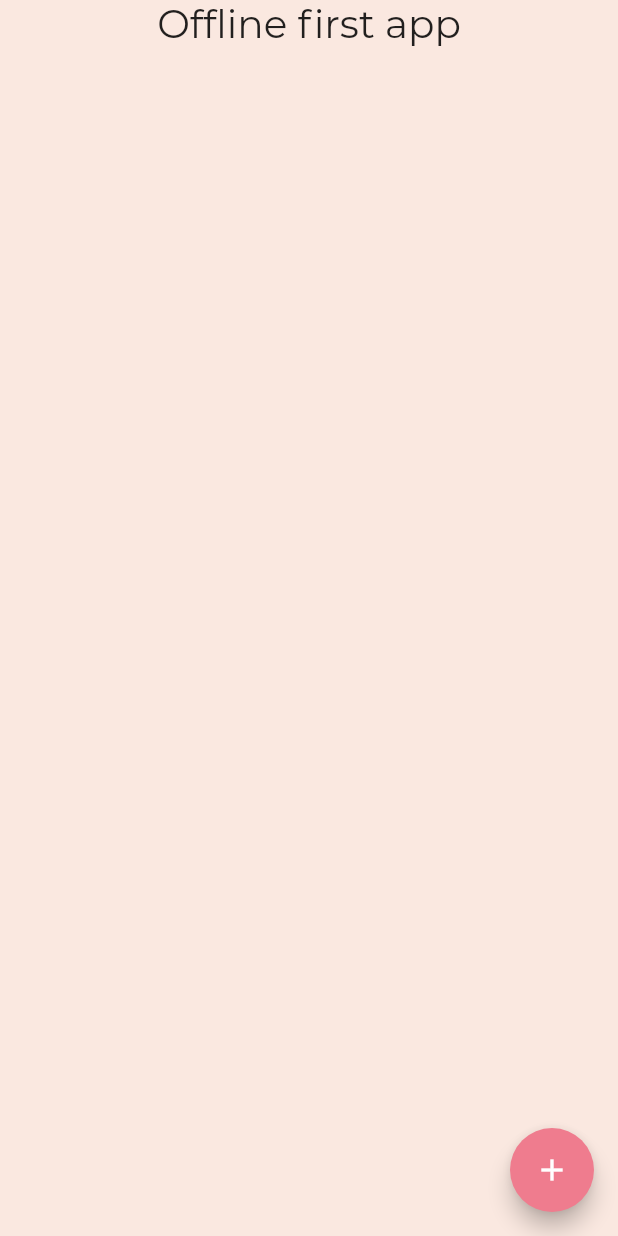
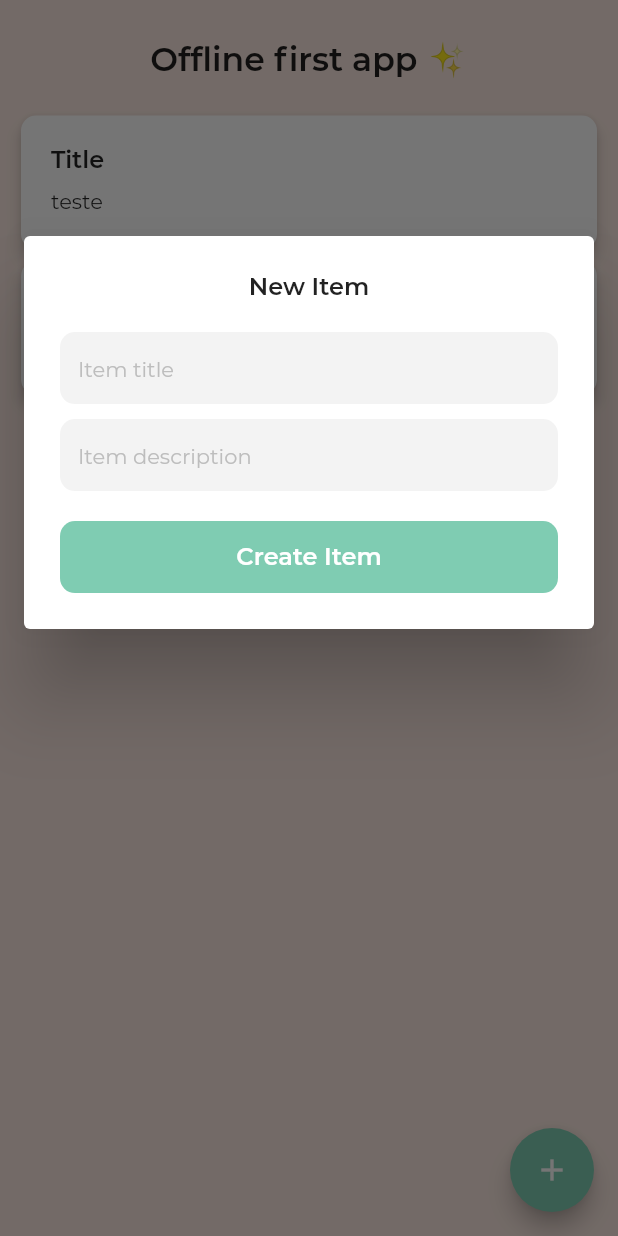
Before and after one commit to GabrielDVpereira/offline-first-flutter, a Flutter app: the screen it shows after launch, after a tap on the "add" icon, on a phone screen of 412 x 824 dp. Run offline on Flutter 3.47's test engine with Material 2 defaults, Android fonts, the light colour scheme and no system bars; project files that could hold a hidden picture were left out.

Commit message:
feat: finish interface

```diff
--- /dev/null
+++ b/lib/components/atoms/button.dart
@@ -0,0 +1,37 @@
+import 'package:flutter/material.dart';
+
+class CustomButton extends StatelessWidget {
+  final String description;
+  final void Function() onPressed;
+
+  const CustomButton({
+    Key? key,
+    required this.description,
+    required this.onPressed,
+  }) : super(key: key);
+
+  @override
+  Widget build(BuildContext context) {
+    return SizedBox(
+      height: 48,
+      width: double.infinity,
+      child: TextButton(
+        style: ButtonStyle(
+          shape: MaterialStateProperty.all(
+            RoundedRectangleBorder(
+              borderRadius: BorderRadius.circular(10.0),
+            ),
+          ),
+          backgroundColor:
+              MaterialStateProperty.all(Theme.of(context).accentColor),
+        ),
+        onPressed: onPressed,
+        child: Text(
+          description,
+          style: TextStyle(
+              color: Colors.white, fontSize: 16, fontWeight: FontWeight.w600),
+        ),
+      ),
+    );
+  }
+}
--- /dev/null
+++ b/lib/components/atoms/card.dart
@@ -0,0 +1,41 @@
+import 'package:flutter/material.dart';
+
+class CustomCard extends StatelessWidget {
+  final Widget child;
+  final void Function()? onDismiss;
+  const CustomCard({Key? key, required this.child, this.onDismiss})
+      : super(key: key);
+
+  DismissDirection _getDismissDirection() {
+    if (this.onDismiss != null) {
+      return DismissDirection.endToStart;
+    }
+    return DismissDirection.none;
+  }
+
+  @override
+  Widget build(BuildContext context) {
+    final GlobalKey key = GlobalKey();
+    return Dismissible(
+      key: key,
+      direction: _getDismissDirection(),
+      child: Card(
+        shape: RoundedRectangleBorder(
+          borderRadius: BorderRadius.circular(10),
+        ),
+        elevation: 4,
+        child: ConstrainedBox(
+          constraints: BoxConstraints(
+            minHeight: 80,
+            maxHeight: MediaQuery.of(context).size.height * 0.3,
+            minWidth: double.infinity,
+          ),
+          child: Padding(
+            padding: const EdgeInsets.fromLTRB(12, 12, 12, 16),
+            child: child,
+          ),
+        ),
+      ),
+    );
+  }
+}
--- /dev/null
+++ b/lib/components/atoms/input.dart
@@ -0,0 +1,24 @@
+import 'package:flutter/material.dart';
+import 'package:offline_first_app_flutter/constants/colors.dart';
+
+class CustomInput extends StatelessWidget {
+  final String placeholder;
+  const CustomInput({required this.placeholder, Key? key}) : super(key: key);
+
+  @override
+  Widget build(BuildContext context) {
+    return TextFormField(
+      decoration: InputDecoration(
+        border: UnderlineInputBorder(
+          borderRadius: BorderRadius.circular(10),
+          borderSide: BorderSide.none,
+        ),
+        filled: true,
+        fillColor: CustomColors.light_gray,
+        hintText: placeholder,
+        hintStyle: TextStyle(
+            color: Colors.grey[400], fontFamily: 'Montserrat', fontSize: 14),
+      ),
+    );
+  }
+}
--- a/lib/components/atoms/text.dart
+++ b/lib/components/atoms/text.dart
@@ -1,34 +1,47 @@
 import 'package:flutter/cupertino.dart';
+import 'package:flutter/material.dart';
 
 enum TextType { title, paragraph }
 
-class TextWidget extends StatelessWidget {
+class CustomText extends StatelessWidget {
   final String text;
   final TextStyle? style;
   final TextType type;
 
-  const TextWidget(this.text,
-      {Key? key, this.style, this.type = TextType.paragraph})
-      : super(key: key);
+  const CustomText(
+    this.text, {
+    Key? key,
+    this.style,
+    this.type = TextType.paragraph,
+  }) : super(key: key);
 
-  const TextWidget.title(this.text,
-      {Key? key, this.style, this.type = TextType.title})
-      : super(key: key);
+  const CustomText.title(
+    this.text, {
+    Key? key,
+    this.style,
+    this.type = TextType.title,
+  }) : super(key: key);
 
-  const TextWidget.paragraph(this.text,
-      {Key? key, this.style, this.type = TextType.paragraph})
-      : super(key: key);
+  const CustomText.paragraph(
+    this.text, {
+    Key? key,
+    this.style,
+    this.type = TextType.paragraph,
+  }) : super(key: key);
 
   TextStyle _getTextSize() {
     if (type == TextType.title) {
-      return TextStyle(fontSize: 26);
+      return TextStyle(
+        fontSize: 22,
+        fontWeight: FontWeight.w600,
+      );
     }
-    return TextStyle(fontSize: 18);
+    return TextStyle(fontSize: 16);
   }
 
   TextStyle _getStyle() {
     if (style != null) {
-      return style!.merge(_getTextSize());
+      return _getTextSize().merge(style);
     }
     return _getTextSize();
   }
--- /dev/null
+++ b/lib/components/molecule/item_card.dart
@@ -0,0 +1,71 @@
+import 'package:flutter/material.dart';
+import 'package:offline_first_app_flutter/components/atoms/card.dart';
+import 'package:offline_first_app_flutter/components/atoms/text.dart';
+
+class ItemCard extends StatelessWidget {
+  final String title;
+  final String description;
+  final bool isOffline;
+  final void Function()? onDismiss;
+
+  const ItemCard({
+    required this.title,
+    required this.description,
+    this.onDismiss,
+    this.isOffline = false,
+    Key? key,
+  }) : super(key: key);
+
+  Widget _renderOfflineIndicator() {
+    return Positioned(
+      top: 0,
+      right: 0,
+      child: Container(
+        decoration: BoxDecoration(
+          borderRadius: BorderRadius.circular(50),
+          color: Colors.red,
+        ),
+        height: 10,
+        width: 10,
+      ),
+    );
+  }
+
+  Widget _renderCardContent() {
+    return Column(
+      crossAxisAlignment: CrossAxisAlignment.start,
+      mainAxisSize: MainAxisSize.min,
+      children: [
+        CustomText.title(
+          title,
+          style: TextStyle(
+            fontSize: 16,
+          ),
+        ),
+        const SizedBox(height: 8),
+        CustomText.paragraph(
+          description,
+          style: TextStyle(
+            fontSize: 14,
+          ),
+        ),
+      ],
+    );
+  }
+
+  @override
+  Widget build(BuildContext context) {
+    return CustomCard(
+      onDismiss: onDismiss,
+      child: Padding(
+        padding: const EdgeInsets.all(8.0),
+        child: Stack(
+          children: [
+            _renderCardContent(),
+            if (isOffline) _renderOfflineIndicator(),
+          ],
+        ),
+      ),
+    );
+  }
+}
--- /dev/null
+++ b/lib/components/organism/item_form.dart
@@ -0,0 +1,30 @@
+import 'package:flutter/material.dart';
+import 'package:offline_first_app_flutter/components/atoms/button.dart';
+import 'package:offline_first_app_flutter/components/atoms/input.dart';
+import 'package:offline_first_app_flutter/components/atoms/text.dart';
+
+class ItemForm extends StatelessWidget {
+  const ItemForm({Key? key}) : super(key: key);
+
+  @override
+  Widget build(BuildContext context) {
+    return Column(
+      mainAxisSize: MainAxisSize.min,
+      children: [
+        CustomText.title(
+          'New Item',
+          style: TextStyle(fontSize: 16),
+        ),
+        SizedBox(height: 20),
+        CustomInput(placeholder: 'Item title'),
+        SizedBox(height: 10),
+        CustomInput(placeholder: 'Item description'),
+        SizedBox(height: 20),
+        CustomButton(
+          description: 'Create Item',
+          onPressed: () {},
+        ),
+      ],
+    );
+  }
+}
--- a/lib/main.dart
+++ b/lib/main.dart
@@ -1,6 +1,28 @@
 import 'package:flutter/material.dart';
 import 'package:offline_first_app_flutter/screens/home_screen.dart';
 
+import 'constants/colors.dart';
+
 void main() {
-  runApp(HomeScreen());
+  runApp(App());
 }
+
+class App extends StatelessWidget {
+  const App({Key? key}) : super(key: key);
+
+  @override
+  Widget build(BuildContext context) {
+    return MaterialApp(
+      theme: ThemeData(
+        primaryColor: CustomColors.primary,
+        accentColor: CustomColors.secondary,
+        textSelectionTheme: TextSelectionThemeData(
+          cursorColor: CustomColors.secondary,
+        ),
+        fontFamily: 'Montserrat',
+        scaffoldBackgroundColor: CustomColors.background,
+      ),
+      home: HomeScreen(),
+    );
+  }
+}
--- a/lib/screens/home_screen.dart
+++ b/lib/screens/home_screen.dart
@@ -1,40 +1,42 @@
 import 'package:flutter/material.dart';
 import 'package:offline_first_app_flutter/components/atoms/text.dart';
+import 'package:offline_first_app_flutter/components/molecule/item_card.dart';
+import 'package:offline_first_app_flutter/components/organism/item_form.dart';
 import 'package:offline_first_app_flutter/constants/colors.dart';
+import 'package:offline_first_app_flutter/utils/modal.dart';
 
 class HomeScreen extends StatelessWidget {
   const HomeScreen({Key? key}) : super(key: key);
 
   @override
   Widget build(BuildContext context) {
-    return MaterialApp(
-      theme: ThemeData(
-        primaryColor: CustomColors.primary,
-        accentColor: CustomColors.primary,
-        fontFamily: 'Montserrat',
-        scaffoldBackgroundColor: CustomColors.background,
-      ),
-      home: Scaffold(
+    return Scaffold(
       body: SafeArea(
         child: Container(
           width: double.infinity,
+          padding: EdgeInsets.symmetric(horizontal: 10, vertical: 0),
           child: Column(
             crossAxisAlignment: CrossAxisAlignment.center,
             children: [
-                TextWidget.title('Offline first app'),
+              SizedBox(height: 26),
+              CustomText.title('Offline first app ✨'),
+              SizedBox(height: 20),
+              ItemCard(title: 'Title', description: 'teste'),
+              ItemCard(title: 'Title', description: 'teste')
             ],
           ),
         ),
       ),
       floatingActionButton: FloatingActionButton(
-          onPressed: () {},
+        onPressed: () {
+          openModal(content: ItemForm(), ctx: context);
+        },
         tooltip: 'Add new item',
         child: Icon(
           Icons.add,
           color: CustomColors.white,
         ),
       ),
-      ),
     );
   }
 }
--- /dev/null
+++ b/lib/utils/modal.dart
@@ -0,0 +1,24 @@
+import 'package:flutter/material.dart';
+
+void openModal({
+  required Widget content,
+  required BuildContext ctx,
+}) {
+  final double bottom = MediaQuery.of(ctx).size.height * 0.3;
+  showDialog(
+    context: ctx,
+    builder: (BuildContext context) {
+      return Dialog(
+        insetPadding: EdgeInsets.only(
+          bottom: bottom,
+          left: 16,
+          right: 16,
+        ),
+        child: Padding(
+          padding: const EdgeInsets.all(24),
+          child: content,
+        ),
+      );
+    },
+  );
+}
```
Lines whose indentation alone changed are shown as unchanged.
